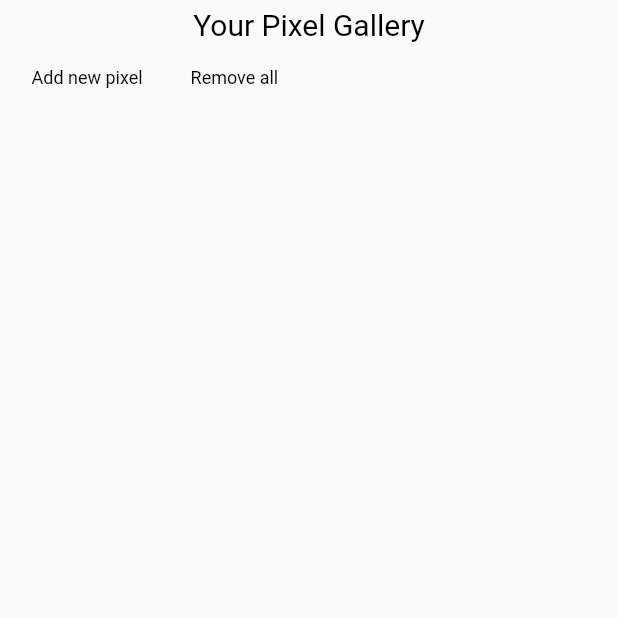
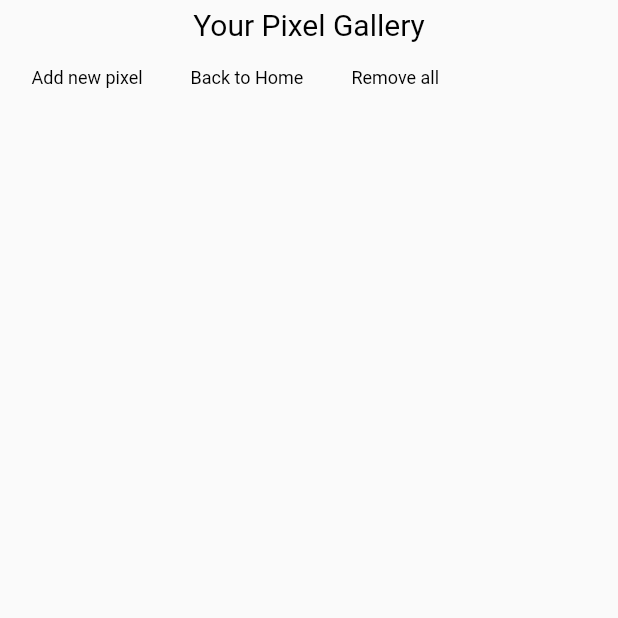
Before and after one commit to aminrd/ImagePixelerApps, a Flutter app: the screen it shows after launch, after a tap on the "edit" icon, on a phone screen of 412 x 824 dp, the top half of it. Run offline on Flutter 3.47's test engine with Material 2 defaults, Android fonts, the light colour scheme and no system bars; our stand-ins replace image_gallery_saver, image_picker, sqflite; accounts and stored records are empty.

Commit message:
Major debuging phase 1

```diff
--- a/image_pixeler/lib/app_screens/Gallery.dart
+++ b/image_pixeler/lib/app_screens/Gallery.dart
@@ -59,6 +59,16 @@ class _GalleryState extends State<Gallery> {
                     ),
                     new FlatButton(key:null,
                         onPressed:(){
+                          Navigator.pop(context);
+                        },
+                        child:
+                        new Text(
+                          "Back to Home",
+                          style: UTIL.button_text_styles,
+                        )
+                    ),
+                    new FlatButton(key:null,
+                        onPressed:(){
                             //TODO: Add confirm dialog before deleting all pixels
                             var db_helper = DBHelper();
                             db_helper.deleteAllPixels();
@@ -73,7 +83,7 @@ class _GalleryState extends State<Gallery> {
 
               ),
 
-              //ListView( children: getGalleryRows(), scrollDirection: Axis.vertical, shrinkWrap: true)
+              ListView( children: getGalleryRows(), scrollDirection: Axis.vertical, shrinkWrap: true)
             ]
 
         ),
--- a/image_pixeler/lib/app_screens/home.dart
+++ b/image_pixeler/lib/app_screens/home.dart
@@ -19,6 +19,17 @@ class Homepage extends StatefulWidget {
 class _HomepageState extends State<Homepage> {
   Image _board_image_img = loadArtboardImage();
   List<Pixel> header_pixels = getHeaderPixels();
+
+  Image getHeaderIndex({int idx=0}){
+    double W = MediaQuery.of(context).size.width / 3;
+
+    if( (header_pixels?.length??-1) >= idx){
+      return Image.memory(header_pixels[idx].get_core(w:W.toInt(), h:W.toInt()).getBytes());
+    }else{
+      String fname = "assets/Pixel$idx.jpg";
+      return Image(image: AssetImage(fname), width: W, height: W);
+    }
+  }
 
   @override
   Widget build(BuildContext context) {
@@ -77,8 +88,8 @@ class _HomepageState extends State<Homepage> {
                     mainAxisSize: MainAxisSize.max,
                     crossAxisAlignment: CrossAxisAlignment.center,
                     children: <Widget>[
-//                      Image.memory(header_pixels[0].get_core(w:20, h:20).getBytes()),
-//                      Image.memory(header_pixels[1].get_core(w:20, h:20).getBytes()),
+                      getHeaderIndex(idx: 0),
+                      getHeaderIndex(idx: 1),
                       new IconButton(icon: Icon(Icons.edit),
                         onPressed: () {
                           Navigator.pushNamed(context, "/gallery");
--- a/image_pixeler/lib/models/Pixel.dart
+++ b/image_pixeler/lib/models/Pixel.dart
@@ -65,8 +65,9 @@ class Pixel{
     IMG.Image base = IMG.copyResize(image, width: 256, height: 256);
     IMG.Image core = IMG.copyResize(base, width: 16, height: 16);
 
-    _base64Image = base64Encode(base.getBytes());
-    _core = base64Encode(core.getBytes());
+
+    _base64Image = base64Encode(IMG.encodeJpg(base));
+    _core = base64Encode(IMG.encodeJpg((core)));
   }
 
   IMG.Image resize(int h_new, int w_new){
--- a/image_pixeler/lib/models/database.dart
+++ b/image_pixeler/lib/models/database.dart
@@ -57,20 +57,8 @@ class DBHelper {
     for (int i = 0; i < pick_number; i++) {
       pixels.add(new Pixel(list[i]["id"], list[i]["width"], list[i]["height"], list[i]["baseImage"], list[i]["coreImage"]));
     }
-    /*
-    if(pixels.length < need){
-      if(need > 3){
-        need = 3;
-      }
-      for(int i=0; i<need; i++){
-        print("assets/Pixel$i.jpg");
-        File asset_image = File("assets/Pixel$i.jpg");
-        IMG.Image other = IMG.Image.fromBytes(512, 512, asset_image.readAsBytesSync());
-        Pixel default_pix = Pixel.fromImage(other);
-        pixels.add(default_pix);
-      }
-    }
-     */
+    int plength = pixels.length;
+    print("------------- size of the pixels is $plength\n");
     return pixels;
   }
 
```
